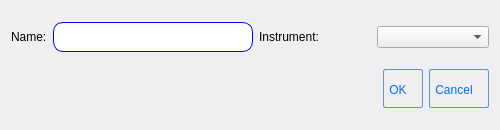
The window that apps/nsxqt/ui/DialogExperiment.ui (k61n/openhkl) describes before a commit, drawn with Qt 5.
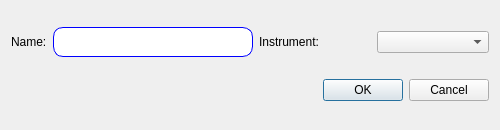
The same window after the commit.

What changed in the file:
```diff
--- a/apps/nsxqt/ui/DialogExperiment.ui
+++ b/apps/nsxqt/ui/DialogExperiment.ui
@@ -38,7 +38,7 @@
    <string/>
   </property>
   <layout class="QGridLayout" name="gridLayout">
-   <item row="0" column="1">
+   <item row="0" column="0">
     <layout class="QHBoxLayout" name="horizontalLayout">
      <item>
       <widget class="QLabel" name="label">
@@ -80,7 +80,7 @@
      </item>
     </layout>
    </item>
-   <item row="0" column="2">
+   <item row="0" column="1">
     <layout class="QHBoxLayout" name="horizontalLayout_2">
      <item>
       <widget class="QLabel" name="label_2">
@@ -98,50 +98,10 @@
      </item>
     </layout>
    </item>
-   <item row="1" column="2">
+   <item row="1" column="1">
     <widget class="QDialogButtonBox" name="buttonBox">
      <property name="styleSheet">
-      <string notr="true">QPushButton:hover{
-        background: qlineargradient(x1 : 0, y1 : 0, x2 : 0, y2 :   1, stop :   0.0 #ffd9aa,
-                stop :   0.5 #ffbb6e, stop :   0.55 #feae42, stop :   1.0 #fedb74);
-}
-
-QPushButton {
-        border: 1px solid #6593cf;
-        border-radius: 2px;
-        padding: 5px 15px 2px 5px;
-        background: qlineargradient(x1 : 0, y1 : 0, x2 : 0, y2 :   1, stop :   0.0 #f5f9ff,
-                stop :   0.5 #c7dfff, stop :   0.55 #afd2ff, stop :   1.0 #c0dbff);
-        color: #006aff;
-        font: bold large &quot;Arial&quot;;
-        height: 30px;
-}
-
-
-
-
-QPushButton:pressed {
-        background: qlineargradient(x1 : 0, y1 : 0, x2 : 0, y2 :   1, stop :   0.0 #c0dbff,
-        stop :   0.5 #cfd26f, stop :   0.55 #c7df6f, stop :   1.0 #f5f9ff);
-        padding-top: 2px;
-        padding-left: 3px;
-
-}
-
-
-QPushButton:on {
-        background: qlineargradient(x1 : 0, y1 : 0, x2 : 0, y2 :   1, stop :   0.0 #5AA72D,
-        stop :   0.5 #B3E296, stop :   0.55 #B3E296, stop :   1.0 #f5f9ff);
-        padding-top: 2px;
-        padding-left: 3px;
-}
-
-QPushButton:disabled {
-        background: transparent #e5e9ee;
-        padding-top: 2px;        
-        padding-left: 3px;
-        color: black;
-}</string>
+      <string notr="true"/>
      </property>
      <property name="orientation">
       <enum>Qt::Horizontal</enum>
```
